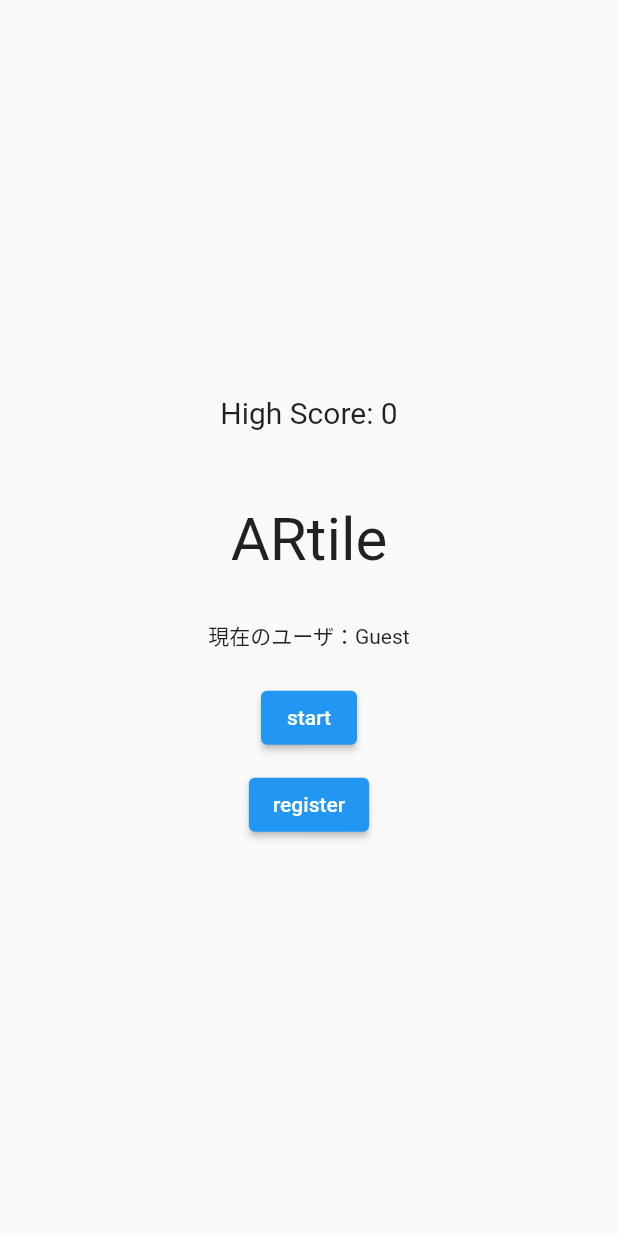
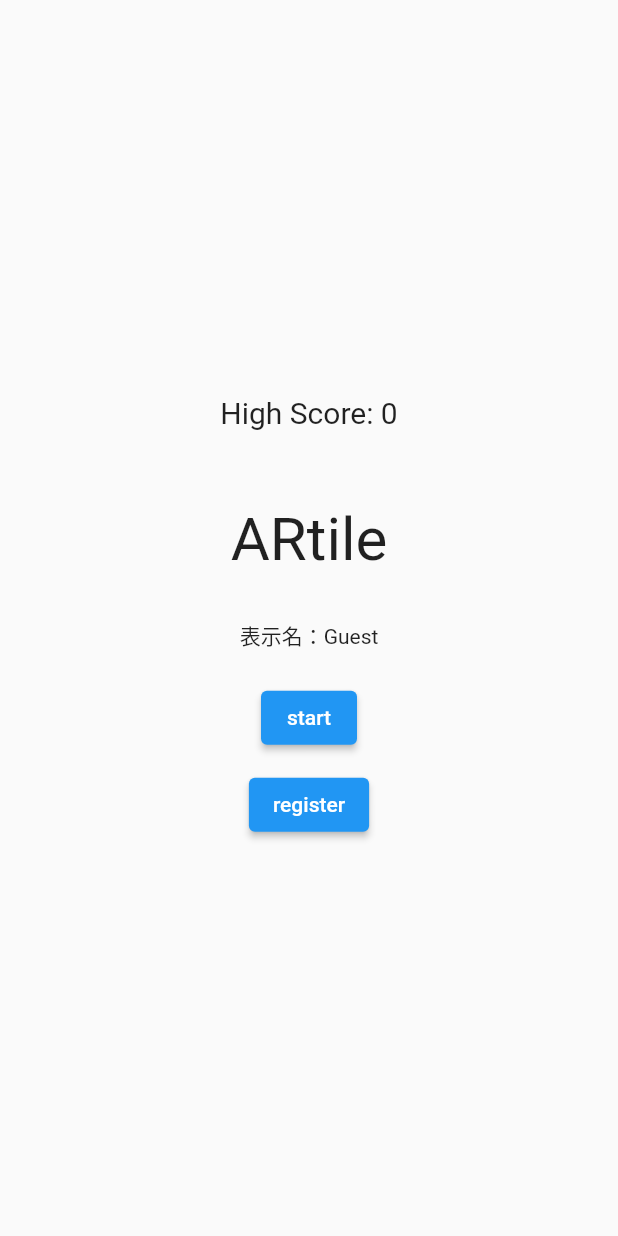
Before and after one commit to sn0wEasy/color_tile, a Flutter app: the screen it shows after launch, on a phone screen of 412 x 824 dp. Run offline on Flutter 3.47's test engine with Material 2 defaults, Android fonts, the phone set to English and light mode, and no system bars; our stand-ins replace device_info_plus, firebase_auth, firebase_core, firebase_database, flutter_hooks, freezed_annotation and 1 more; accounts and stored records are empty; network calls fail.

Commit message:
fix: UI微修正

```diff
--- a/lib/screen/title_page.dart
+++ b/lib/screen/title_page.dart
@@ -46,7 +46,7 @@ class _MyHomePageState extends ConsumerState<MyHomePage> {
               ),
             ),
             const SizedBox(height: 30),
-            Text('現在のユーザ：$currentUser'),
+            Text('表示名：$currentUser'),
             const SizedBox(height: 20),
             ElevatedButton(
               onPressed: () {
```
